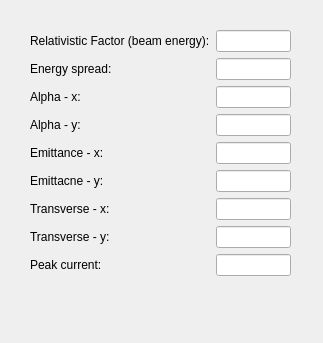
This is ui files/genbeam.ui in aerosadegh/radtrack as Qt 5 draws it before an edit. The edited form follows.
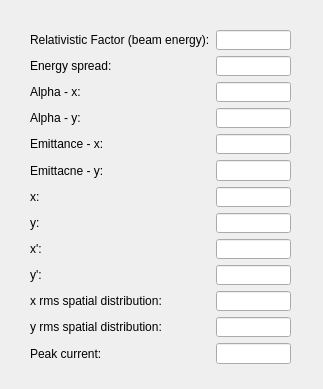
This is the edited form.

The edit to the form file:
```diff
--- a/ui files/genbeam.ui
+++ b/ui files/genbeam.ui
@@ -7,7 +7,7 @@
     <x>0</x>
     <y>0</y>
     <width>323</width>
-    <height>343</height>
+    <height>389</height>
    </rect>
   </property>
   <property name="windowTitle">
@@ -19,7 +19,7 @@
      <x>30</x>
      <y>30</y>
      <width>261</width>
-     <height>281</height>
+     <height>334</height>
     </rect>
    </property>
    <layout class="QFormLayout" name="formLayout">
@@ -74,14 +74,14 @@
     <item row="6" column="0">
      <widget class="QLabel" name="label_7">
       <property name="text">
-       <string>Transverse - x:</string>
+       <string>x:</string>
       </property>
      </widget>
     </item>
     <item row="7" column="0">
      <widget class="QLabel" name="label_8">
       <property name="text">
-       <string>Transverse - y:</string>
+       <string>y:</string>
       </property>
      </widget>
     </item>
@@ -103,16 +103,56 @@
     <item row="7" column="1">
      <widget class="QLineEdit" name="ybeam"/>
     </item>
-    <item row="8" column="0">
+    <item row="12" column="0">
      <widget class="QLabel" name="label_9">
       <property name="text">
        <string>Peak current:</string>
       </property>
      </widget>
     </item>
-    <item row="8" column="1">
+    <item row="12" column="1">
      <widget class="QLineEdit" name="curpeak"/>
     </item>
+    <item row="10" column="0">
+     <widget class="QLabel" name="label_10">
+      <property name="text">
+       <string>x rms spatial distribution:</string>
+      </property>
+     </widget>
+    </item>
+    <item row="10" column="1">
+     <widget class="QLineEdit" name="rxbeam"/>
+    </item>
+    <item row="11" column="0">
+     <widget class="QLabel" name="label_11">
+      <property name="text">
+       <string>y rms spatial distribution:</string>
+      </property>
+     </widget>
+    </item>
+    <item row="11" column="1">
+     <widget class="QLineEdit" name="rybeam"/>
+    </item>
+    <item row="8" column="0">
+     <widget class="QLabel" name="label_12">
+      <property name="text">
+       <string>x':</string>
+      </property>
+     </widget>
+    </item>
+    <item row="9" column="0">
+     <widget class="QLabel" name="label_13">
+      <property name="text">
+       <string>y':</string>
+      </property>
+     </widget>
+    </item>
+    <item row="8" column="1">
+     <widget class="QLineEdit" name="pxbeam"/>
+    </item>
+    <item row="9" column="1">
+     <widget class="QLineEdit" name="pybeam"/>
+    </item>
    </layout>
   </widget>
  </widget>
```
